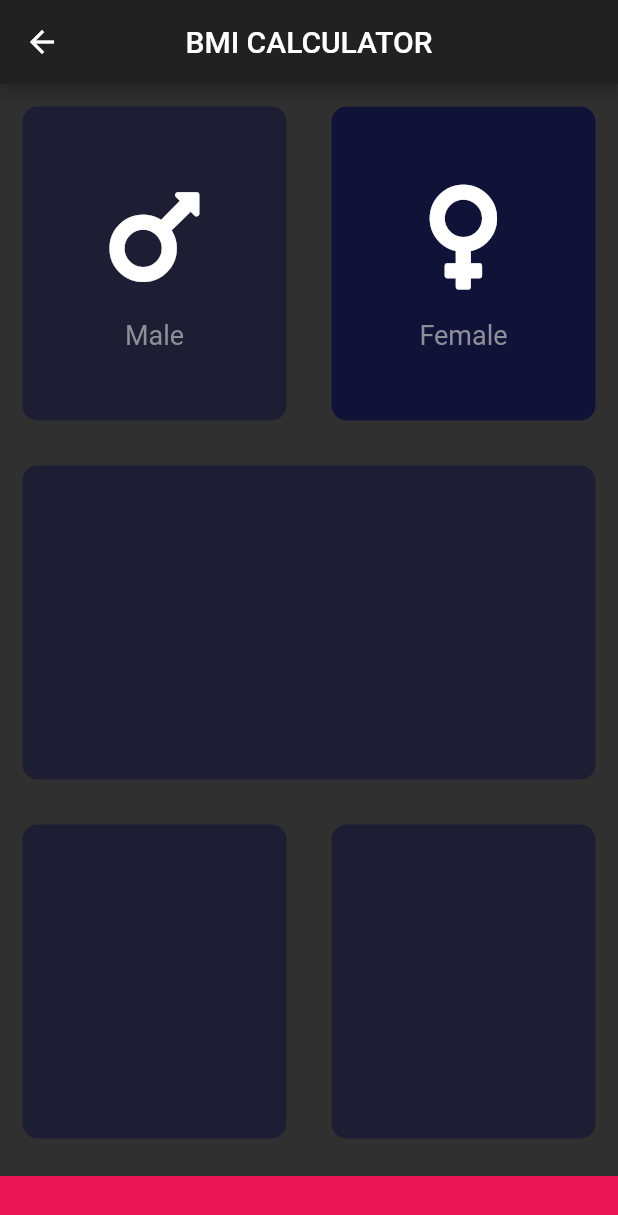
After one commit to moustafaibrahem/all-app, a Flutter app: the Eighthscreen screen opened by its route, after a tap on "Male", on a phone screen of 412 x 824 dp. The commit adds this screen. Shown: the top 1215 px of the screen. Run offline on Flutter 3.47's test engine with Material 2 defaults, Android fonts, the phone set to English and light mode, and no system bars; our stand-ins replace audioplayers, font_awesome_flutter, rflutter_alert.

Commit message:
forth commit

```diff
--- a/lib/main.dart
+++ b/lib/main.dart
@@ -7,6 +7,7 @@ import 'package:all/src/forth_screen.dart';
 import 'package:all/src/fifth_screen.dart';
 import 'package:all/src/sixth_screen.dart';
 import 'package:all/src/seventh_screen.dart';
+import 'package:all/src/eighth_screen.dart';
 
 void main() => runApp(MyApp());
 
@@ -24,6 +25,7 @@ class MyApp extends StatelessWidget {
         '/fifth': (context) => Fifthscreen(),
         '/sixth': (context) => Sixthscreen(),
         '/seventh': (context) => Seventhscreen(),
+        '/eighth': (context) => Eighthscreen(),
       },
       initialRoute: '/',
     );
--- /dev/null
+++ b/lib/src/eighth_screen.dart
@@ -0,0 +1,114 @@
+import 'package:flutter/material.dart';
+import 'package:font_awesome_flutter/font_awesome_flutter.dart';
+import 'package:all/utilites/ReusableCard.dart';
+import 'package:all/utilites/ReusableColumn.dart';
+
+const heightwidget = 40.0;
+const concolor = Color(0xFF1D1E33);
+const unconcolor = Color(0xFF111238);
+const btncolor = Color(0xFFEB1555);
+
+class Eighthscreen extends StatefulWidget {
+  @override
+  _EighthscreenState createState() => _EighthscreenState();
+}
+
+class _EighthscreenState extends State<Eighthscreen> {
+  Color maleCardColor = unconcolor;
+  Color femaleCardColor = unconcolor;
+
+  void updateColor(int gender) {
+    if (gender == 1) {
+      if (maleCardColor == unconcolor) {
+        maleCardColor = concolor;
+      } else {
+        maleCardColor = unconcolor;
+      }
+    }
+  }
+
+  @override
+  Widget build(BuildContext context) {
+    return Scaffold(
+      appBar: AppBar(
+        title: Text('BMI CALCULATOR'),
+        centerTitle: true,
+      ),
+      body: Column(
+        children: <Widget>[
+          Expanded(
+            child: Row(
+              children: <Widget>[
+                Expanded(
+                  child: GestureDetector(
+                    onTap: () {
+                      setState(() {
+                        updateColor(1);
+                      });
+                    },
+                    child: ReusableCard(
+                      color: maleCardColor,
+                      cardchild: ReusableColumn(
+                        icon: Icon(
+                          FontAwesomeIcons.mars,
+                          size: 80.0,
+                        ),
+                        txt: 'Male',
+                      ),
+                    ),
+                  ),
+                ),
+                Expanded(
+                  child: GestureDetector(
+                    onTap: () {
+                      setState(() {});
+                    },
+                    child: ReusableCard(
+                      color: femaleCardColor,
+                      cardchild: ReusableColumn(
+                        icon: Icon(
+                          FontAwesomeIcons.venus,
+                          size: 80.0,
+                        ),
+                        txt: 'Female',
+                      ),
+                    ),
+                  ),
+                ),
+              ],
+            ),
+          ),
+          Expanded(
+            child: Expanded(
+              child: ReusableCard(
+                color: concolor,
+              ),
+            ),
+          ),
+          Expanded(
+            child: Row(
+              children: <Widget>[
+                Expanded(
+                  child: ReusableCard(
+                    color: concolor,
+                  ),
+                ),
+                Expanded(
+                  child: ReusableCard(
+                    color: concolor,
+                  ),
+                ),
+              ],
+            ),
+          ),
+          Container(
+            color: btncolor,
+            margin: EdgeInsets.only(top: 10.0),
+            width: double.infinity,
+            height: heightwidget,
+          ),
+        ],
+      ),
+    );
+  }
+}
--- /dev/null
+++ b/lib/utilites/ReusableCard.dart
@@ -0,0 +1,18 @@
+import 'package:flutter/material.dart';
+
+class ReusableCard extends StatelessWidget {
+  final Color color;
+  final Widget cardchild;
+  ReusableCard({@required this.color, this.cardchild});
+  @override
+  Widget build(BuildContext context) {
+    return Container(
+      decoration: BoxDecoration(
+        borderRadius: BorderRadius.circular(10),
+        color: color,
+      ),
+      margin: EdgeInsets.all(15),
+      child: cardchild,
+    );
+  }
+}
--- /dev/null
+++ b/lib/utilites/ReusableColumn.dart
@@ -0,0 +1,29 @@
+import 'package:flutter/material.dart';
+
+const labelTextStyle = TextStyle(
+  fontSize: 18,
+  color: Color(0xFF8D8E98),
+);
+
+class ReusableColumn extends StatelessWidget {
+  final Icon icon;
+  final String txt;
+
+  ReusableColumn({@required this.icon, this.txt});
+  @override
+  Widget build(BuildContext context) {
+    return Column(
+      mainAxisAlignment: MainAxisAlignment.center,
+      children: <Widget>[
+        icon,
+        SizedBox(
+          height: 15.0,
+        ),
+        Text(
+          txt,
+          style: labelTextStyle,
+        ),
+      ],
+    );
+  }
+}
--- a/lib/widget/menu.dart
+++ b/lib/widget/menu.dart
@@ -1,5 +1,6 @@
 import 'package:all/widget/my-menu-items.dart';
 import 'package:flutter/material.dart';
+
 class MyDrawer extends StatelessWidget {
   @override
   Widget build(BuildContext context) {
@@ -8,21 +9,20 @@ class MyDrawer extends StatelessWidget {
         children: <Widget>[
           UserAccountsDrawerHeader(
             accountEmail: Text(
-                "moustafa.ibrahem56@gmail.com",
+              "moustafa.ibrahem56@gmail.com",
               style: TextStyle(
                 fontSize: 14,
               ),
             ),
             accountName: Text(
-                "Moustafa Ibrahem",
+              "Moustafa Ibrahem",
               style: TextStyle(
                 fontSize: 18,
               ),
             ),
-            currentAccountPicture: Icon(
-              Icons.person,
-              color: Colors.amber,
-              size: 40,
+            currentAccountPicture: CircleAvatar(
+              backgroundImage: AssetImage("images/1.jpg"),
+              radius: 40,
             ),
           ),
           MyMenuItems(),
--- a/lib/widget/my-menu-items.dart
+++ b/lib/widget/my-menu-items.dart
@@ -31,6 +31,7 @@ class MyMenuItems extends StatelessWidget {
         myCard(context, Icon(Icons.apps), "XYLOPHONE App", '/fifth'),
         myCard(context, Icon(Icons.apps), "QUIZZLER App", '/sixth'),
         myCard(context, Icon(Icons.apps), "Destini App", '/seventh'),
+        myCard(context, Icon(Icons.apps), "BMI Calculator App", '/eighth'),
       ],
     );
   }
--- a/pubspec.yaml
+++ b/pubspec.yaml
@@ -12,8 +12,8 @@ dependencies:
     sdk: flutter
   cupertino_icons: ^0.1.2
   audioplayers: ^0.15.1
-  assets_audio_player: ^2.0.1
   rflutter_alert: ^1.0.3
+  font_awesome_flutter: ^8.8.1
 
 
 dev_dependencies:
```
Also changed, not shown: pubspec.lock.
